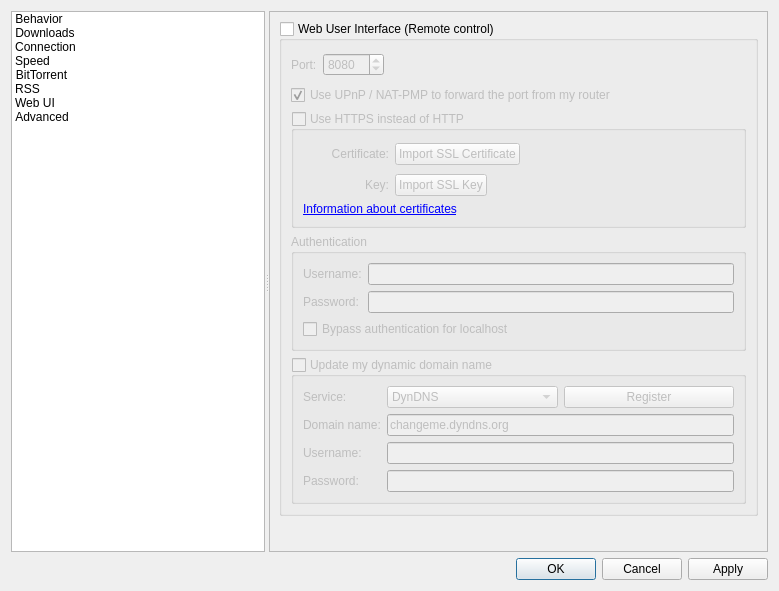
Old version of the form src/gui/optionsdlg.ui in the repository qbittorrent/qBittorrent.
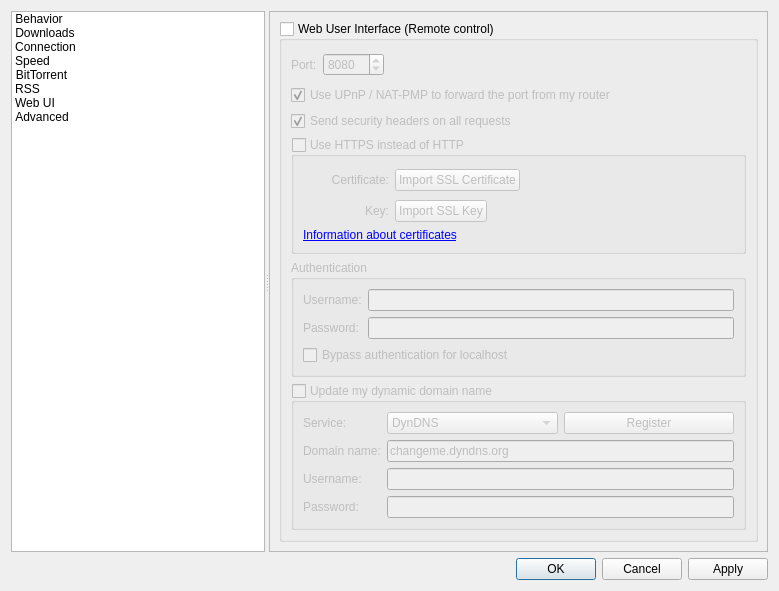
New version of the form. The open tabs and pages were chosen to show the change. Icons and pictures are not drawn.

Commit message: Add option for sending security headers

```diff
--- a/src/gui/optionsdlg.ui
+++ b/src/gui/optionsdlg.ui
@@ -2810,6 +2810,16 @@
                  </property>
                 </widget>
                </item>
+               <item>
+                <widget class="QCheckBox" name="checkWebUISecurityHeaders">
+                 <property name="text">
+                  <string>Send security headers on all requests</string>
+                 </property>
+                 <property name="checked">
+                  <bool>true</bool>
+                 </property>
+                </widget>
+               </item>
                <item>
                 <widget class="QGroupBox" name="checkWebUiHttps">
                  <property name="title">
```
The commit also changes 6 other files.
